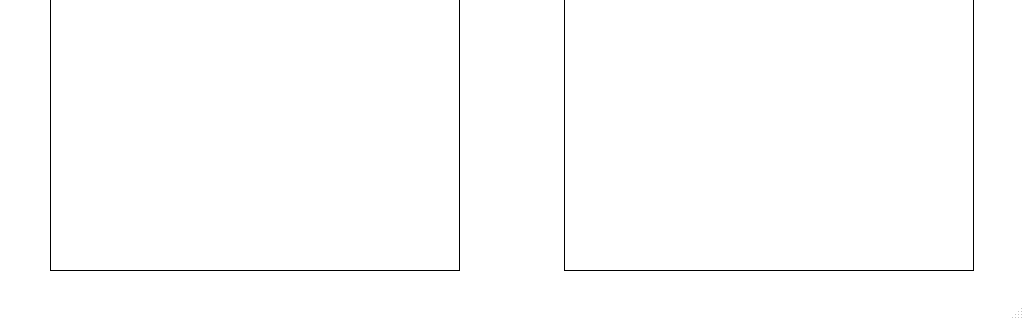
This is FiberWatch_App.ui in KDLPro/Raspberry-Pi-Model-Deployment as Qt 5 draws it before an edit; both pictures show x 0 to 1024 and y 230 to 550 of the 1024 by 550 pixel window. The edited form follows.
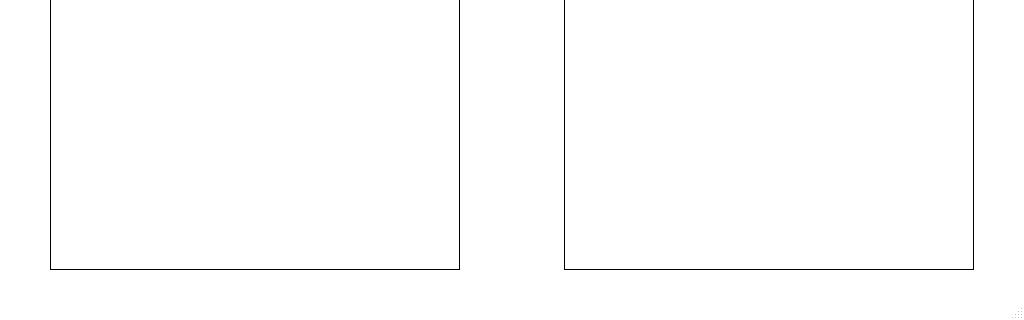
This is the edited form. Icons and pictures are not drawn.

```diff
--- a/FiberWatch_App.ui
+++ b/FiberWatch_App.ui
@@ -157,7 +157,7 @@
       <x>50</x>
       <y>150</y>
       <width>410</width>
-      <height>351</height>
+      <height>350</height>
      </rect>
     </property>
     <property name="sizePolicy">
@@ -169,7 +169,7 @@
     <property name="maximumSize">
      <size>
       <width>410</width>
-      <height>351</height>
+      <height>350</height>
      </size>
     </property>
     <property name="frameShape">
@@ -188,7 +188,7 @@
       <x>564</x>
       <y>150</y>
       <width>410</width>
-      <height>351</height>
+      <height>350</height>
      </rect>
     </property>
     <property name="sizePolicy">
@@ -200,7 +200,7 @@
     <property name="maximumSize">
      <size>
       <width>410</width>
-      <height>351</height>
+      <height>350</height>
      </size>
     </property>
     <property name="frameShape">
```
